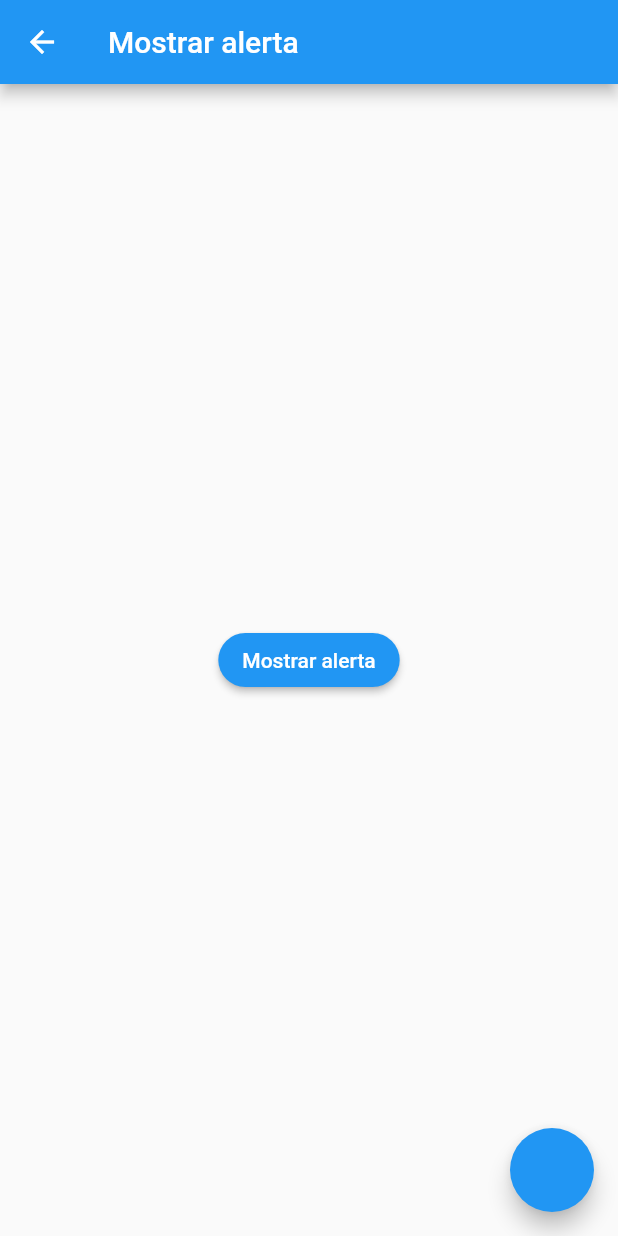
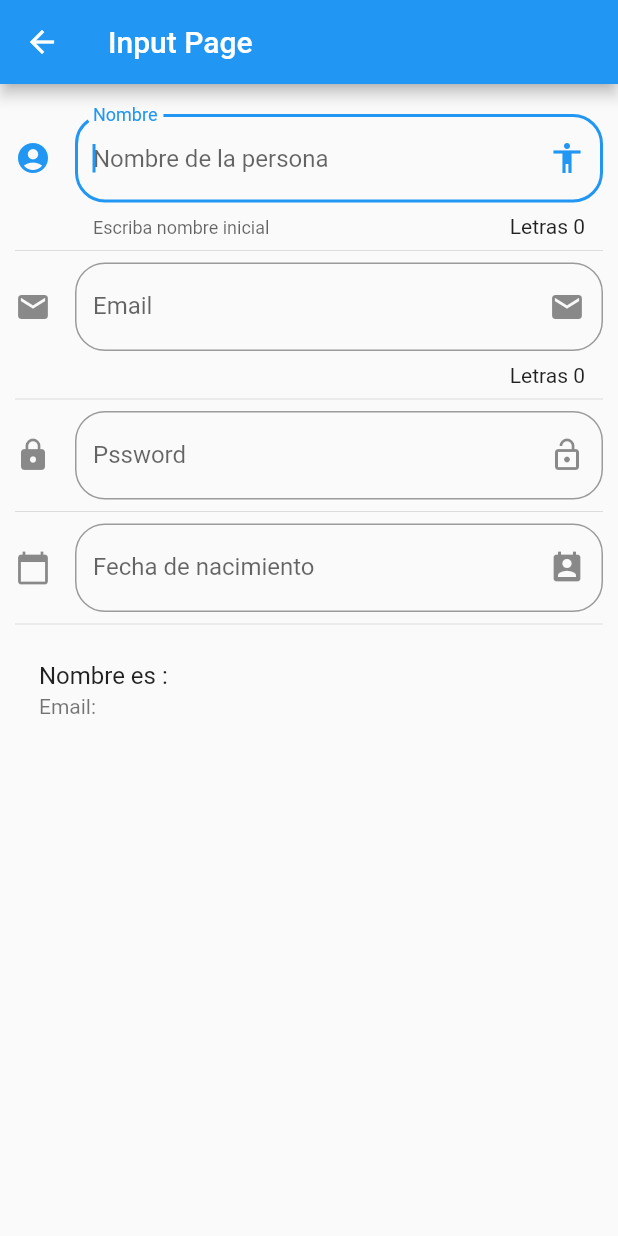
Before and after one commit to yvargasp1/Basic-Notebook, a Flutter app: the screen it shows after launch, after a tap on "Inputs", on a phone screen of 412 x 824 dp. Run offline on Flutter 3.47's test engine with Material 2 defaults, Android fonts, the phone set to English and light mode, and no system bars; network calls fail.

Commit message:
input,animated container

```diff
--- /dev/null
+++ b/lib/src/pages/input_page.dart
@@ -0,0 +1,140 @@
+import 'package:flutter/material.dart';
+
+class InputPage extends StatefulWidget {
+  @override
+  _InputPageState createState() => _InputPageState();
+}
+
+class _InputPageState extends State<InputPage> {
+  String _nombre = '';
+  String _email = '';
+  String _fecha = '';
+
+  TextEditingController _inputDate = new TextEditingController();
+
+  @override
+  Widget build(BuildContext context) {
+    return Scaffold(
+      appBar: AppBar(
+        title: Text('Input Page'),
+      ),
+      body: ListView(
+        padding: EdgeInsets.symmetric(vertical: 20.0, horizontal: 10.0),
+        children: [
+          _createInput(),
+          Divider(),
+          _crearEmail(),
+          Divider(),
+          _crearPassword(),
+          Divider(),
+          _crearFecha(context),
+          Divider(),
+          _crearPersona(),
+        ],
+      ),
+    );
+  }
+
+  Widget _createInput() {
+    return TextField(
+      autofocus: true,
+      textCapitalization: TextCapitalization.sentences,
+      decoration: InputDecoration(
+        counter: Text('Letras ${_nombre.length}'),
+        border: OutlineInputBorder(
+          borderRadius: BorderRadius.circular(20.0),
+        ),
+        labelText: 'Nombre',
+        hintText: 'Nombre de la persona',
+        helperText: 'Escriba nombre inicial',
+        suffixIcon: Icon(Icons.accessibility),
+        icon: Icon(Icons.account_circle),
+      ),
+      onChanged: (valor) {
+        setState(() {
+          _nombre = valor;
+        });
+      },
+    );
+  }
+
+  Widget _crearPersona() {
+    return ListTile(
+      title: Text('Nombre es : $_nombre'),
+      subtitle: Text('Email: $_email'),
+    );
+  }
+
+  Widget _crearEmail() {
+    return TextField(
+      keyboardType: TextInputType.emailAddress,
+      decoration: InputDecoration(
+          counter: Text('Letras ${_email.length}'),
+          border: OutlineInputBorder(
+            borderRadius: BorderRadius.circular(20.0),
+          ),
+          labelText: 'Email',
+          hintText: 'Email',
+          suffixIcon: Icon(Icons.email),
+          icon: Icon(Icons.email)),
+      onChanged: (valor) {
+        setState(() {
+          _email = valor;
+        });
+      },
+    );
+  }
+
+  Widget _crearPassword() {
+    return TextField(
+      obscureText: true,
+      decoration: InputDecoration(
+          border: OutlineInputBorder(
+            borderRadius: BorderRadius.circular(20.0),
+          ),
+          labelText: 'Pssword',
+          hintText: 'Password',
+          suffixIcon: Icon(Icons.lock_open),
+          icon: Icon(Icons.lock)),
+      onChanged: (valor) {
+        setState(() {
+          _email = valor;
+        });
+      },
+    );
+  }
+
+  Widget _crearFecha(BuildContext context) {
+    return TextField(
+      enableInteractiveSelection: false,
+      controller: _inputDate,
+      decoration: InputDecoration(
+          border: OutlineInputBorder(
+            borderRadius: BorderRadius.circular(20.0),
+          ),
+          labelText: 'Fecha de nacimiento',
+          hintText: 'Fecha de nacimiento',
+          suffixIcon: Icon(Icons.perm_contact_calendar),
+          icon: Icon(Icons.calendar_today)),
+      onTap: () {
+        FocusScope.of(context).requestFocus(new FocusNode());
+        _selectDate(context);
+      },
+    );
+  }
+
+  void _selectDate(BuildContext context) async {
+    final picked = await showDatePicker(
+      context: context,
+      initialDate: new DateTime.now(),
+      firstDate: new DateTime(2016),
+      lastDate: new DateTime(2022),
+    );
+    if (picked != null) {
+      setState(() {
+        _fecha = picked.toString();
+        _inputDate.text = _fecha;
+      });
+    }
+  }
+}
--- a/lib/src/routers/routes.dart
+++ b/lib/src/routers/routes.dart
@@ -1,8 +1,11 @@
 
 import 'package:arqui_app_class/src/pages/Home_page.dart';
 import 'package:arqui_app_class/src/pages/alert_page.dart';
+import 'package:arqui_app_class/src/pages/animated_container.dart';
+
 import 'package:arqui_app_class/src/pages/avatar_page.dart';
 import 'package:arqui_app_class/src/pages/card_page.dart';
+import 'package:arqui_app_class/src/pages/input_page.dart';
 import 'package:flutter/cupertino.dart';
 
 Map<String,WidgetBuilder> getApplicationRoutes(){
@@ -11,6 +14,8 @@ Map<String,WidgetBuilder> getApplicationRoutes(){
     'alert' : (BuildContext context) => AlertPage(),
     'card'  : (BuildContext context) => CardPage(),
     'avatar': (BuildContext context) => AvatarPage(),
+    'animatedContainer' : (BuildContext context) => AnimatedContainerPage(),
+    'inputs' : (BuildContext context) => InputPage()
   };
 
 }
```
Also changed, not shown: lib/src/pages/animated_container.dart (added, +56 -0 lines), lib/src/pages/avatar_page.dart (+14 -0 lines).
